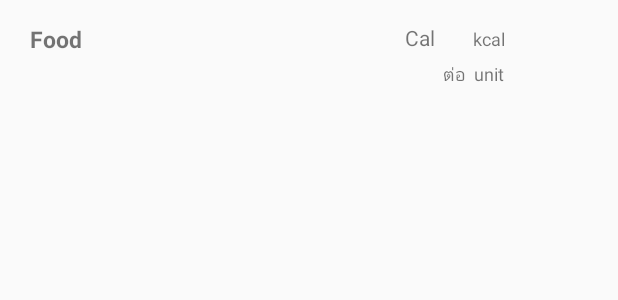
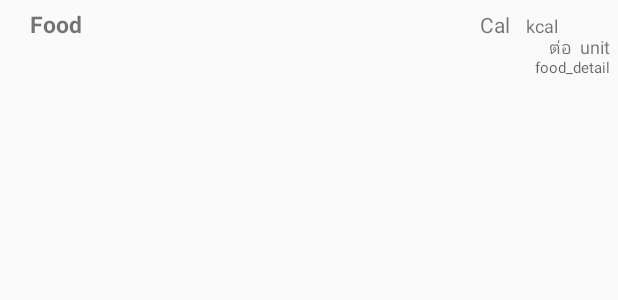
Before and after one commit to jirapornpraneet/AppHappyHealthy, an Android app: the layout food_1.xml on its own in the app's theme, with its tools: preview values and no code run, on a phone screen of 412 x 824 dp. Shown: the top 300 px of the screen. Run offline under Robolectric (Android 15) with nearby library versions, the phone set to English and light mode, and no system bars.

Commit message:
FoodDetail

```diff
--- a/app/src/main/java/com/example/nut/happyhealthy/Food_Type_1.java
+++ b/app/src/main/java/com/example/nut/happyhealthy/Food_Type_1.java
@@ -18,7 +18,7 @@ public class Food_Type_1 extends AppCompatActivity {
     ListAdapter adapterFood1;
     FoodTABLE foodTABLE;
     ArrayList<HashMap<String, String>> foodList;
-    String Foodname, FoodUnit, FoodNetUnit;
+    String Foodname, FoodUnit, FoodNetUnit,FoodDetail;
     double FoodCalories, FoodNetweight, FoodProtein, FoodFat, FoodCarbohydrate, FoodSugars, FoodSodium;
     int FoodAmount, FoodId;
 
@@ -50,6 +50,7 @@ public class Food_Type_1 extends AppCompatActivity {
                 FoodCarbohydrate = Double.parseDouble(foodList.get(i).get("food_carbohydrate"));
                 FoodSugars = Double.parseDouble(foodList.get(i).get("food_sugars"));
                 FoodSodium = Double.parseDouble(foodList.get(i).get("food_sodium"));
+                FoodDetail = foodList.get(i).get("food_detail").toString();
 
                 //ส่งค่าไปอีกหน้าหนึ่ง putExtra
                 Intent intent2;
@@ -61,7 +62,7 @@ public class Food_Type_1 extends AppCompatActivity {
         });
 
         foodList = foodTABLE.getFoodList();
-        adapterFood1 = new SimpleAdapter(Food_Type_1.this, foodList, R.layout.food_1, new String[]{"food_name", "food_calories", "food_unit"}, new int[]{R.id.food_name, R.id.food_calories, R.id.food_unit});
+        adapterFood1 = new SimpleAdapter(Food_Type_1.this, foodList, R.layout.food_1, new String[]{"food_name", "food_calories", "food_unit","food_detail"}, new int[]{R.id.food_name, R.id.food_calories, R.id.food_unit , R.id.food_detail});
         listViewFood1.setAdapter(adapterFood1); //เป็นตัวที่เอาออกมาโชว์หน้าในlist
 
     }//onCreate
--- a/app/src/main/res/layout/food_1.xml
+++ b/app/src/main/res/layout/food_1.xml
@@ -5,51 +5,54 @@
 
 
     <LinearLayout
-        android:orientation="horizontal"
         android:layout_width="fill_parent"
         android:layout_height="wrap_content"
-        android:layout_marginTop="15dp">
+        android:layout_marginTop="5dp">
 
 
         <TextView
             android:id="@+id/food_name"
-            android:layout_width="180dp"
+            android:layout_width="250dp"
             android:layout_height="wrap_content"
             android:text="Food"
             android:textIsSelectable="false"
             android:textSize="15dp"
-            android:layout_gravity="center_vertical"
             android:layout_marginLeft="20dp"
             android:textStyle="bold" />
 
         <TextView
-            android:layout_width="40dp"
+            android:layout_width="50dp"
             android:layout_height="wrap_content"
             android:text="Cal"
             android:id="@+id/food_calories"
-            android:layout_marginLeft="70dp" />
+            android:gravity="right"
+            android:paddingLeft="10dp"
+            android:layout_marginLeft="20dp" />
 
         <TextView
-            android:layout_width="30dp"
+            android:layout_width="wrap_content"
             android:layout_height="wrap_content"
             android:text="kcal"
             android:id="@+id/textView"
-            android:layout_marginLeft="5dp"
-            android:textSize="12dp" />
+            android:textSize="12dp"
+            android:gravity="right"
+            android:layout_marginLeft="10dp" />
     </LinearLayout>
 
     <LinearLayout
         android:orientation="horizontal"
         android:layout_width="fill_parent"
         android:layout_height="wrap_content"
-        android:layout_marginTop="40dp">
+        android:layout_marginTop="22dp"
+        android:gravity="right"
+        android:layout_marginRight="5dp">
 
         <TextView
             android:layout_width="wrap_content"
             android:layout_height="wrap_content"
             android:text="ต่อ"
             android:id="@+id/textView2"
-            android:layout_marginLeft="295dp"
+            android:layout_marginLeft="312dp"
             android:textSize="12dp" />
 
         <TextView
@@ -62,5 +65,23 @@
 
     </LinearLayout>
 
+    <LinearLayout
+        android:orientation="horizontal"
+        android:layout_width="fill_parent"
+        android:layout_height="wrap_content"
+        android:layout_marginTop="38dp"
+        android:layout_alignParentRight="false"
+        android:gravity="right"
+        android:layout_marginRight="5dp">
+
+        <TextView
+            android:layout_width="wrap_content"
+            android:layout_height="wrap_content"
+            android:id="@+id/food_detail"
+            android:textSize="10dp"
+            android:hint="food_detail" />
+
+    </LinearLayout>
+
 
 </RelativeLayout>
```
